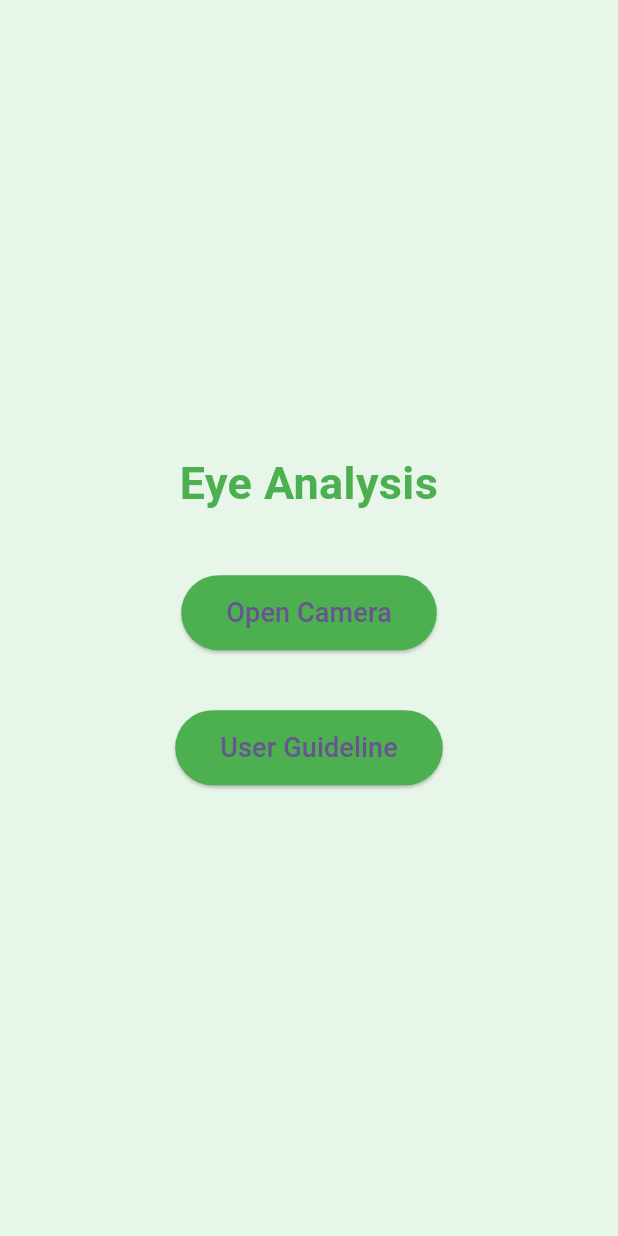
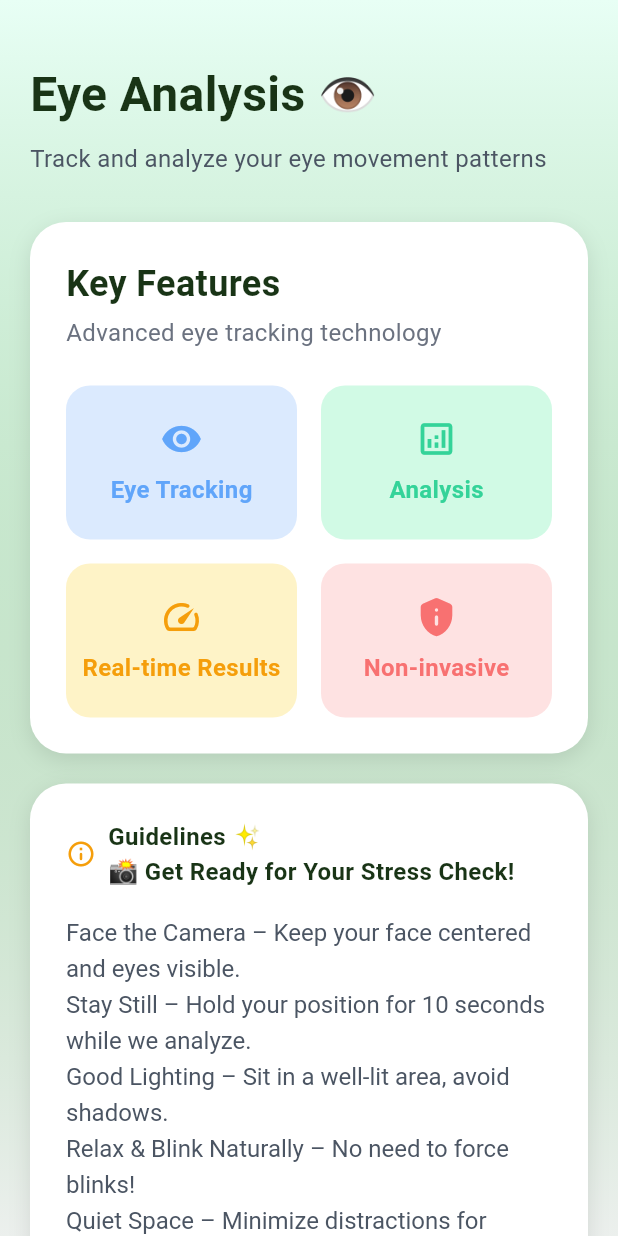
Before and after one commit to IT21161674/Ayuraura, a Flutter app: the EyeAnalysisHomeScreen screen opened directly, on a phone screen of 412 x 824 dp. Run offline on Flutter 3.47's test engine with Material 3 defaults, Android fonts, the phone set to English and light mode, and no system bars; our stand-ins replace bottom_navy_bar, camera, charts_flutter, cloud_firestore, equatable, firebase_auth and 8 more; missing offline and left inert: mobile_app, stress_management, zoom_widget; accounts and stored records are empty.

Commit message:
edited eye analysis home screen

```diff
--- a/frontend/lib/pages/main_pages/eye_analysis/eye_analysis_home_screen.dart
+++ b/frontend/lib/pages/main_pages/eye_analysis/eye_analysis_home_screen.dart
@@ -1,40 +1,203 @@
 import 'package:flutter_bloc/flutter_bloc.dart';
-import 'package:stress_management/pages/main_pages/eye_analysis/stress_scale_quiz.dart';
-import 'package:stress_management/pages/main_pages/quiz_page/quiz_screen.dart';
 import 'package:flutter/material.dart';
-
 import '../../../constants/colors.dart';
 import '../../../utils/camera_utils.dart';
 import '../../../utils/permission_utils.dart';
 import '../../../widgets/camera_bloc.dart';
 import '../../camera_page/camera_page.dart';
 
-
 class EyeAnalysisHomeScreen extends StatelessWidget {
   @override
   Widget build(BuildContext context) {
     return Scaffold(
-      backgroundColor: AppColors.background,
-      body: Padding(
-        padding: const EdgeInsets.symmetric(vertical: 80.0, horizontal: 20),
-        child: Center(
+      body: Container(
+        decoration: BoxDecoration(
+          gradient: LinearGradient(
+            begin: Alignment.topCenter,
+            end: Alignment.bottomCenter,
+            colors: [
+              const Color(0xFFE8FFF5),
+              AppColors.secondary.withOpacity(0.1),
+            ],
+          ),
+        ),
+        child: SafeArea(
+          child: SingleChildScrollView(
+            child: Padding(
+              padding: const EdgeInsets.symmetric(horizontal: 20),
               child: Column(
-            crossAxisAlignment: CrossAxisAlignment.center,
+                crossAxisAlignment: CrossAxisAlignment.start,
+                children: [
+                  const SizedBox(height: 40),
+                  _buildHeader(),
+                  const SizedBox(height: 30),
+                  _buildFeaturesCard(),
+                  const SizedBox(height: 20),
+                  _buildGuidelineCard(),
+                  const SizedBox(height: 20),
+                  _buildActionButton(context),
+                  const SizedBox(height: 40),
+                ],
+              ),
+            ),
+          ),
+        ),
+      ),
+    );
+  }
+
+  Widget _buildHeader() {
+    return Column(
+      crossAxisAlignment: CrossAxisAlignment.start,
+      children: [
+        Text(
+          'Eye Analysis 👁️',
+          style: TextStyle(
+            fontSize: 32,
+            fontWeight: FontWeight.bold,
+            color: AppColors.primary,
+          ),
+        ),
+        const SizedBox(height: 8),
+        Text(
+          'Track and analyze your eye movement patterns',
+          style: TextStyle(
+            fontSize: 16,
+            color: const Color(0xFF4B5563),
+            height: 1.5,
+          ),
+        ),
+      ],
+    );
+  }
+
+  Widget _buildInfoCard(String text, Color textColor) {
+    return Container(
+      padding: const EdgeInsets.all(16),
+      decoration: BoxDecoration(
+        color: Colors.white,
+        borderRadius: BorderRadius.circular(15),
+        boxShadow: [
+          BoxShadow(
+            color: Colors.grey.withOpacity(0.2),
+            blurRadius: 10,
+            spreadRadius: 2,
+            offset: const Offset(0, 4),
+          ),
+        ],
+      ),
+      child: Text(
+        text,
+        textAlign: TextAlign.center,
+        style: TextStyle(
+          fontSize: 18,
+          color: textColor,
+        ),
+      ),
+    );
+  }
+
+  Widget _buildFeaturesCard() {
+    final features = [
+      {'icon': Icons.remove_red_eye_rounded, 'label': 'Eye Tracking', 'color': const Color(0xFF60A5FA), 'bgColor': const Color(0xFFDBEAFE)},
+      {'icon': Icons.analytics_outlined, 'label': 'Analysis', 'color': const Color(0xFF34D399), 'bgColor': const Color(0xFFD1FAE5)},
+      {'icon': Icons.speed_rounded, 'label': 'Real-time Results', 'color': const Color(0xFFF59E0B), 'bgColor': const Color(0xFFFEF3C7)},
+      {'icon': Icons.privacy_tip_rounded, 'label': 'Non-invasive', 'color': const Color(0xFFF87171), 'bgColor': const Color(0xFFFEE2E2)},
+    ];
+
+    return Container(
+      decoration: BoxDecoration(
+        color: Colors.white,
+        borderRadius: BorderRadius.circular(24),
+        boxShadow: [
+          BoxShadow(
+            color: Colors.black.withOpacity(0.1),
+            blurRadius: 12,
+            offset: const Offset(0, 4),
+          ),
+        ],
+      ),
+      padding: const EdgeInsets.all(24),
+      child: Column(
+        crossAxisAlignment: CrossAxisAlignment.start,
+        children: [
+          Text(
+            'Key Features',
+            style: TextStyle(
+              fontSize: 24,
+              fontWeight: FontWeight.w600,
+              color: AppColors.primary,
+            ),
+          ),
+          const SizedBox(height: 4),
+          Text(
+            'Advanced eye tracking technology',
+            style: TextStyle(
+              fontSize: 16,
+              color: const Color(0xFF6B7280),
+            ),
+          ),
+          const SizedBox(height: 24),
+          GridView.builder(
+            shrinkWrap: true,
+            physics: const NeverScrollableScrollPhysics(),
+            gridDelegate: const SliverGridDelegateWithFixedCrossAxisCount(
+              crossAxisCount: 2,
+              crossAxisSpacing: 16,
+              mainAxisSpacing: 16,
+              childAspectRatio: 1.5,
+            ),
+            itemCount: features.length,
+            itemBuilder: (context, index) {
+              final feature = features[index];
+              return _buildFeatureButton(
+                icon: feature['icon'] as IconData,
+                label: feature['label'] as String,
+                color: feature['color'] as Color,
+                bgColor: feature['bgColor'] as Color,
+              );
+            },
+          ),
+        ],
+      ),
+    );
+  }
+
+  Widget _buildFeatureButton({
+    required IconData icon,
+    required String label,
+    required Color color,
+    required Color bgColor,
+  }) {
+    return Container(
+      decoration: BoxDecoration(
+        color: bgColor,
+        borderRadius: BorderRadius.circular(16),
+      ),
+      child: Column(
         mainAxisAlignment: MainAxisAlignment.center,
         children: [
+          Icon(
+            icon,
+            size: 28,
+            color: color,
+          ),
+          const SizedBox(height: 8),
           Text(
-                'Eye Analysis',
-                textAlign: TextAlign.center,
+            label,
             style: TextStyle(
-                  fontSize: 30,
-                  fontWeight: FontWeight.bold,
-                  color: AppColors.secondary,
+              fontSize: 16,
+              fontWeight: FontWeight.w600,
+              color: color,
             ),
           ),
+        ],
+      ),
+    );
+  }
 
-
-              SizedBox(height: 40),
-              ElevatedButton(
+  Widget _buildActionButton(BuildContext context) {
+    return ElevatedButton(
       onPressed: () {
         Navigator.of(context).push(
           MaterialPageRoute(
@@ -51,43 +214,93 @@ class EyeAnalysisHomeScreen extends StatelessWidget {
         );
       },
       style: ElevatedButton.styleFrom(
-                  primary: AppColors.secondary,
-                  padding: EdgeInsets.symmetric(horizontal: 30, vertical: 12),
-                  // shape: RoundedRectangleBorder(
-                  //   borderRadius: BorderRadius.circular(30),
-                  // ),
+        backgroundColor: AppColors.primary,
+        foregroundColor: Colors.white,
+        elevation: 5,
+        shadowColor: AppColors.primary.withOpacity(0.3),
+        minimumSize: const Size(double.infinity, 56),
+        shape: RoundedRectangleBorder(
+          borderRadius: BorderRadius.circular(30),
         ),
-                child: Text(
-                  'Open Camera',
-                  style: TextStyle(fontSize: 18),
+        padding: const EdgeInsets.symmetric(vertical: 16),
+      ),
+      child: Row(
+        mainAxisAlignment: MainAxisAlignment.center,
+        children: [
+          Icon(Icons.camera_alt_rounded, size: 24),
+          SizedBox(width: 12),
+          Text(
+            "Start Eye Analysis",
+            style: TextStyle(
+              fontSize: 18,
+              fontWeight: FontWeight.w600,
             ),
           ),
-              SizedBox(height: 40),
+        ],
+      ),
+    );
+  }
 
-              ElevatedButton(
-                onPressed: () {
-                  // Navigator.of(context).push(
-                  //   MaterialPageRoute(
-                  //     builder: (context) => StressScaleQuiz(),
-                  //   ),
-                  // );
-                },
-                style: ElevatedButton.styleFrom(
-                  primary: AppColors.secondary,
-                  padding: EdgeInsets.symmetric(horizontal: 30, vertical: 12),
-                  // shape: RoundedRectangleBorder(
-                  //   borderRadius: BorderRadius.circular(30),
-                  // ),
+  Widget _buildGuidelineCard() {
+    return Container(
+      decoration: BoxDecoration(
+        color: Colors.white,
+        borderRadius: BorderRadius.circular(24),
+        boxShadow: [
+          BoxShadow(
+            color: Colors.black.withOpacity(0.1),
+            blurRadius: 12,
+            offset: const Offset(0, 4),
           ),
-                child: const Text(
-                  'User Guideline',
-                  style: TextStyle(fontSize: 18),
+        ],
+      ),
+      padding: const EdgeInsets.all(24),
+      child: Column(
+        crossAxisAlignment: CrossAxisAlignment.start,
+        children: [
+          Row(
+            children: [
+              Icon(
+                Icons.info_outline_rounded,
+                size: 20,
+                color: const Color(0xFFF59E0B),
+              ),
+              const SizedBox(width: 8),
+              Text(
+                'Guidelines ✨\n'
+                    '📸 Get Ready for Your Stress Check!',
+                style: TextStyle(
+                  fontSize: 16,
+                  fontWeight: FontWeight.w600,
+                  color: AppColors.primary,
                 ),
               ),
-
+            ],
+          ),
+          const SizedBox(height: 16),
+          RichText(
+            text: TextSpan(
+              style: TextStyle(
+                fontSize: 16,
+                color: const Color(0xFF4B5563),
+                height: 1.5,
+              ),
+              children: [
+                TextSpan(
+                  text: 'Face the Camera – Keep your face centered and eyes visible.\n'
+                      'Stay Still – Hold your position for 10 seconds while we analyze.\n'
+                      'Good Lighting – Sit in a well-lit area, avoid shadows.\n'
+                      'Relax & Blink Naturally – No need to force blinks!\n'
+                      'Quiet Space – Minimize distractions for accurate results.\n',
+                ),
+                TextSpan(
+                  text: '👉 Tap Start Eye Analysis to begin!',
+                  style: TextStyle(fontWeight: FontWeight.bold),
+                ),
               ],
             ),
           ),
+        ],
       ),
     );
   }
```
Lines whose indentation alone changed are shown as unchanged.
